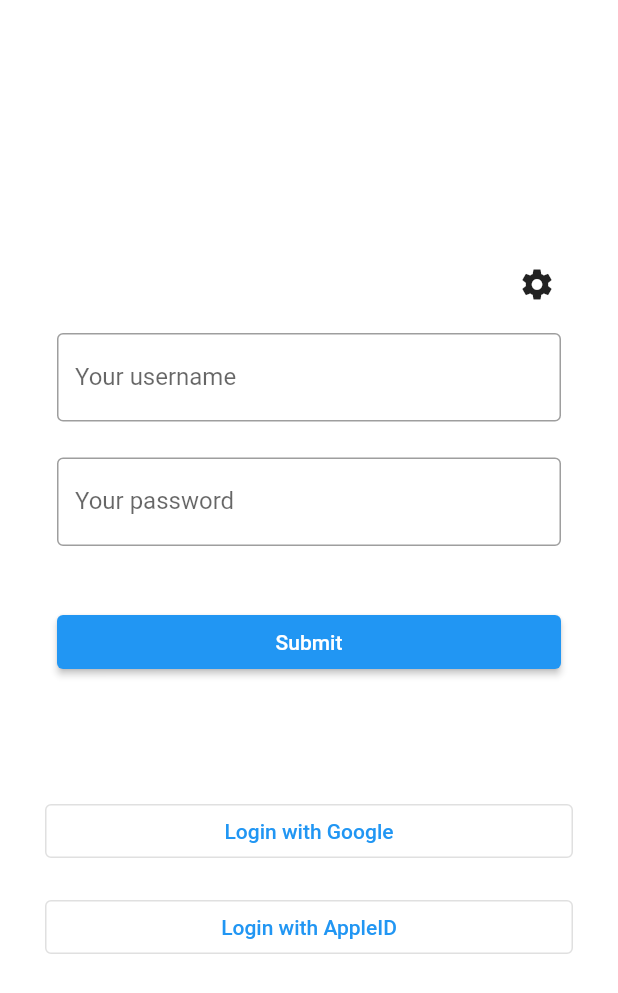
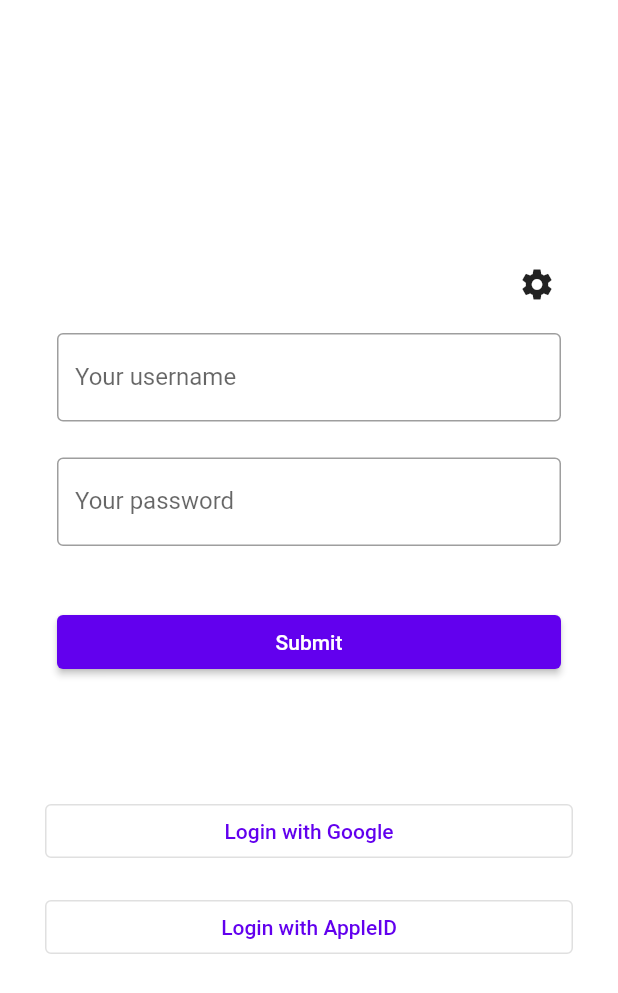
Before and after one commit to bukhanovskayamarina22/autorization, a Flutter app: the screen it shows after launch, on a phone screen of 412 x 824 dp. Shown: the top 993 px of the screen. Run offline on Flutter 3.47's test engine with Material 2 defaults, Android fonts, the phone set to English and light mode, and no system bars; our stand-ins replace sqflite_common, sqflite_common_ffi; accounts and stored records are empty; generated files the repository leaves out were written again.

Commit message:
add Provider, switch dark/light theme

```diff
--- a/lib/components/settings/theme_provider.dart
+++ b/lib/components/settings/theme_provider.dart
@@ -1,11 +1,24 @@
 import 'package:flutter/material.dart';
+
+class ThemeProvider extends ChangeNotifier {
+  ThemeMode themeMode = ThemeMode.light;
+
+  bool get isDarkMode => themeMode == ThemeMode.dark;
+
+  void toggleTheme(bool isOn) {
+    themeMode = isOn ? ThemeMode.dark : ThemeMode.light;
+    notifyListeners();
+  }
+}
 
 class MyThemes {
   static final darkTheme = ThemeData(
     scaffoldBackgroundColor: Colors.grey.shade900,
+    colorScheme: ColorScheme.dark(),
   );
 
   static final lightTheme = ThemeData(
     scaffoldBackgroundColor: Colors.white,
+    colorScheme: ColorScheme.light(),
   );
 }
--- a/lib/main.dart
+++ b/lib/main.dart
@@ -1,6 +1,7 @@
 import 'package:autorization/components/settings/theme_provider.dart';
 import 'package:flutter/material.dart';
 import 'package:flutter_gen/gen_l10n/app_localizations.dart';
+import 'package:provider/provider.dart';
 import 'pages/home_page.dart';
 import 'pages/login_page.dart';
 
@@ -28,7 +29,27 @@ class _MyAppState extends State<MyApp> {
   }
 
   @override
-  Widget build(BuildContext context) {
+  Widget build(BuildContext context) => ChangeNotifierProvider(
+      create: (context) => ThemeProvider(),
+      builder: (context, _) {
+        final themeProvider = Provider.of<ThemeProvider>(context);
+
+        return MaterialApp(
+          title: 'Kodeversitas',
+          debugShowCheckedModeBanner: false,
+          localizationsDelegates: AppLocalizations.localizationsDelegates,
+          supportedLocales: AppLocalizations.supportedLocales,
+          locale: _locale,
+          themeMode: themeProvider.themeMode,
+          theme: MyThemes.lightTheme,
+          darkTheme: MyThemes.darkTheme,
+          home: LoginPage(),
+          routes: routes,
+        );
+      });
+}
+
+  /*) {
     print('build');
     const appTitle = 'Form Validation Demo';
     return MaterialApp(
@@ -48,7 +69,7 @@ class _MyAppState extends State<MyApp> {
       routes: routes,
     );
   }
-}
+}*/
 
 // class MyApp extends StatefulWidget {
 //   const MyApp({super.key});
--- a/lib/pages/settings_page.dart
+++ b/lib/pages/settings_page.dart
@@ -1,3 +1,4 @@
+import 'package:autorization/components/settings/change_theme_button.dart';
 import 'package:autorization/components/settings/confirm_button.dart';
 import 'package:autorization/main.dart';
 import 'package:flutter/material.dart';
@@ -63,6 +64,7 @@ class SettingsPageState extends State<SettingsPage> {
                             selectionColor: Colors.blue,
                             style: const TextStyle(fontWeight: FontWeight.bold),
                           )))),
+                  Flexible(child: ChangeThemeButtonWidget())
                 ],
               )
             ])),
--- a/pubspec.yaml
+++ b/pubspec.yaml
@@ -45,6 +45,7 @@ dependencies:
   sqflite: ^2.2.0+3
   widgets: ^1.4.5
   path: ^1.8.2
+  provider: ^6.0.4
 
 
 dev_dependencies:
```
Also changed, not shown: lib/components/settings/change_theme_button.dart (added, +18 -0 lines), lib/pages/home_page.dart (+2 -7 lines), pubspec.lock.
